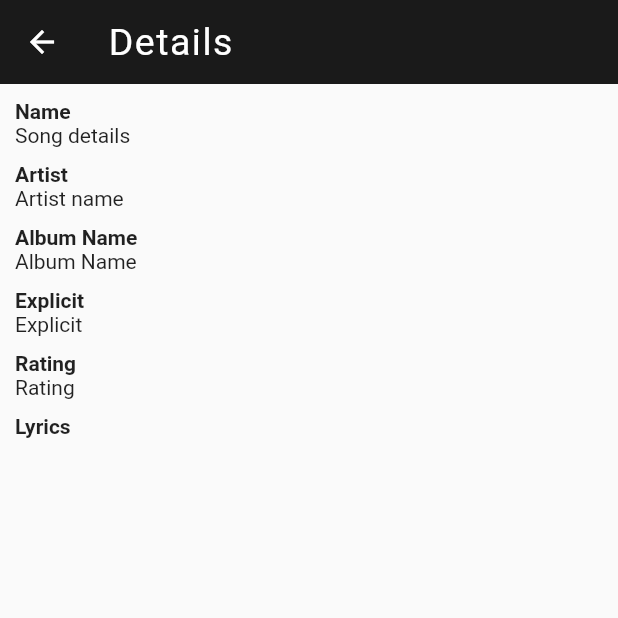
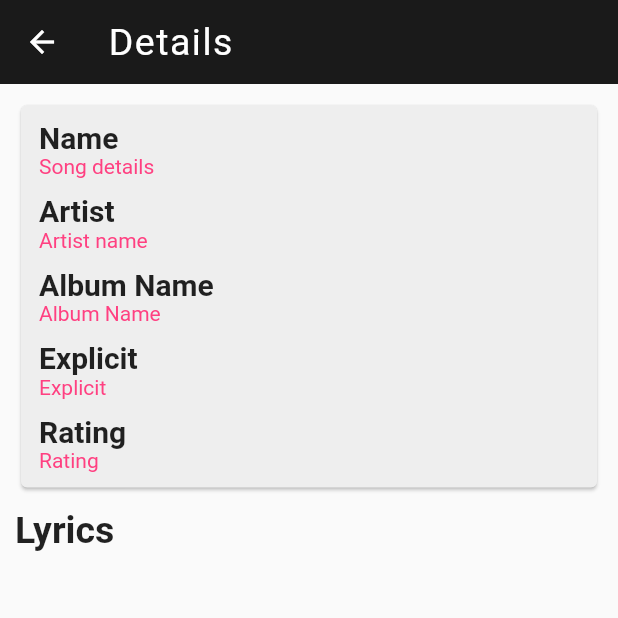
Before and after one commit to yash1001-sojitra/lyrix, a Flutter app: the screen it shows after launch, after a tap on "music title", on a phone screen of 412 x 824 dp, the top half of it. Run offline on Flutter 3.47's test engine with Material 2 defaults, Android fonts, the phone set to English and light mode, and no system bars; our stand-ins replace flutter_svg, google_fonts.

Commit message:
details page ui complete

```diff
--- a/lib/Screen/homescreen.dart
+++ b/lib/Screen/homescreen.dart
@@ -121,10 +121,17 @@ class LyrixViewModel extends StatelessWidget {
       margin: const EdgeInsets.only(right: 20, left: 20, top: 20),
       child: const Card(
         child: ListTile(
-          leading: Icon(Icons.library_music_outlined),
+          leading: Icon(
+            Icons.music_note,
+            size: 30,
+            color: Colors.pink,
+          ),
           title: Text("music title"),
-          trailing: Text("music "),
-          subtitle: Text("music subtitle"),
+          trailing: Text("music"),
+          subtitle: Text(
+            "music subtitle",
+            style: TextStyle(color: Colors.pinkAccent),
+          ),
         ),
       ),
     );
--- a/lib/Screen/lyrixscreen.dart
+++ b/lib/Screen/lyrixscreen.dart
@@ -41,60 +41,86 @@ class _LyrixScreenState extends State<LyrixScreen> {
                 Column(crossAxisAlignment: CrossAxisAlignment.start, children: [
               Column(
                 crossAxisAlignment: CrossAxisAlignment.start,
-                children: const [
+                children: [
+                  Card(
+                    shadowColor: Colors.black,
+                    color: Colors.grey[200],
+                    child: SizedBox(
+                      width: MediaQuery.of(context).size.width,
+                      child: Padding(
+                        padding: const EdgeInsets.only(
+                            left: 12.0, top: 10, bottom: 10),
+                        child: Column(
+                            mainAxisAlignment: MainAxisAlignment.start,
+                            crossAxisAlignment: CrossAxisAlignment.start,
+                            children: [
                               Text(
                                 'Name',
-                    style: TextStyle(fontWeight: FontWeight.w600),
+                                style: TextStyle(
+                                    fontWeight: FontWeight.w600, fontSize: 20),
                               ),
                               Text(
                                 "Song details",
+                                style: TextStyle(color: Colors.pinkAccent),
                               ),
                               SizedBox(
                                 height: 10,
                               ),
                               Text(
                                 'Artist',
-                    style: TextStyle(fontWeight: FontWeight.w600),
+                                style: TextStyle(
+                                    fontWeight: FontWeight.w600, fontSize: 20),
                               ),
                               Text(
                                 "Artist name",
+                                style: TextStyle(color: Colors.pinkAccent),
                               ),
                               SizedBox(
                                 height: 10,
                               ),
                               Text(
                                 'Album Name',
-                    style: TextStyle(fontWeight: FontWeight.w600),
+                                style: TextStyle(
+                                    fontWeight: FontWeight.w600, fontSize: 20),
                               ),
                               Text(
                                 "Album Name",
+                                style: TextStyle(color: Colors.pinkAccent),
                               ),
                               SizedBox(
                                 height: 10,
                               ),
                               Text(
                                 'Explicit',
-                    style: TextStyle(fontWeight: FontWeight.w600),
+                                style: TextStyle(
+                                    fontWeight: FontWeight.w600, fontSize: 20),
                               ),
                               Text(
                                 "Explicit",
+                                style: TextStyle(color: Colors.pinkAccent),
                               ),
                               SizedBox(
                                 height: 10,
                               ),
                               Text(
                                 'Rating',
-                    style: TextStyle(fontWeight: FontWeight.w600),
+                                style: TextStyle(
+                                    fontWeight: FontWeight.w600, fontSize: 20),
                               ),
                               Text(
                                 "Rating",
+                                style: TextStyle(color: Colors.pinkAccent),
+                              ),
+                            ]),
+                      ),
+                    ),
                   ),
                   SizedBox(
                     height: 10,
                   ),
                   Text(
                     'Lyrics',
-                    style: TextStyle(fontWeight: FontWeight.w600),
+                    style: TextStyle(fontWeight: FontWeight.w600, fontSize: 25),
                   ),
                 ],
               )
```
Lines whose indentation alone changed are shown as unchanged.
